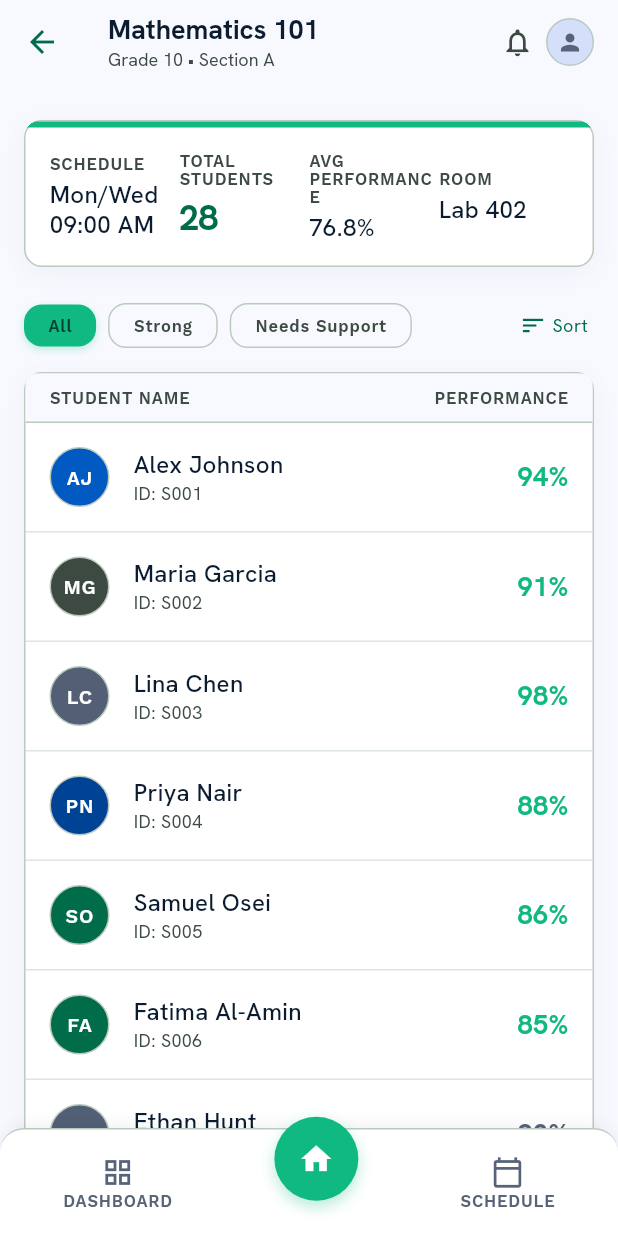
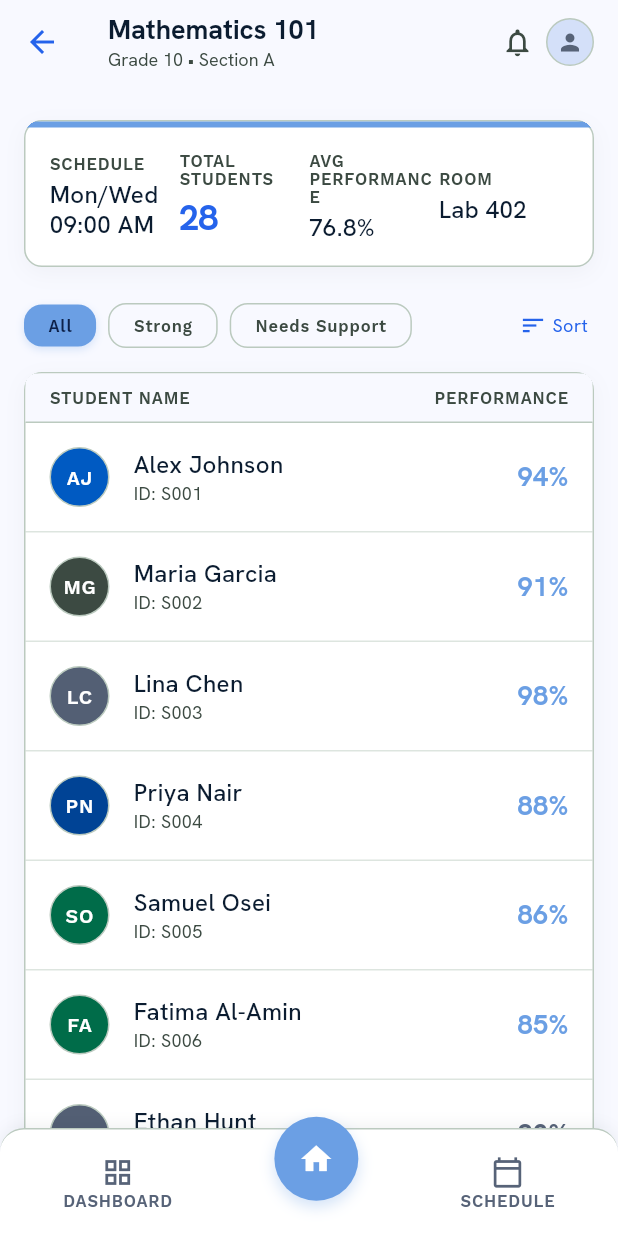
Before and after one commit to manula2004/exp-teacher, a Flutter app: the ClassDetailsScreen screen opened directly with sample values from the repository, on a phone screen of 412 x 824 dp. Run offline on Flutter 3.47's test engine with Material 3 defaults, Android fonts, the phone set to English and light mode, and no system bars; our stand-ins replace google_fonts.

Commit message:
changed accent color to blue

```diff
--- a/lib/theme/app_colors.dart
+++ b/lib/theme/app_colors.dart
@@ -25,19 +25,19 @@ class AppColors {
   static const Color onSurfaceVariant = Color(0xFF3C4A42);
   static const Color onSecondaryContainer = Color(0xFF576378);
 
-  // Primary (dark green) — used for back-button, links, "View All" text
-  static const Color primary = Color(0xFF006C49);
+  // Primary (deep blue) — used for back-button, links, "View All" text
+  static const Color primary = Color(0xFF2563EB);
   static const Color onPrimary = Color(0xFFFFFFFF);
 
-  // Primary Container (emerald) — FAB, active chip, strong-performance text
-  static const Color primaryContainer = Color(0xFF10B981);
-  static const Color onPrimaryContainer = Color(0xFF00422B);
+  // Primary Container (cornflower blue) — FAB, active chip, strong-performance text
+  static const Color primaryContainer = Color(0xFF6B9FE4);
+  static const Color onPrimaryContainer = Color(0xFF0D2149);
 
   // Primary fixed shades
-  static const Color primaryFixed = Color(0xFF6FFBBE);
-  static const Color primaryFixedDim = Color(0xFF4EDEA3);
-  static const Color onPrimaryFixed = Color(0xFF002113);
-  static const Color onPrimaryFixedVariant = Color(0xFF005236);
+  static const Color primaryFixed = Color(0xFFBFDBFE);
+  static const Color primaryFixedDim = Color(0xFF93C5FD);
+  static const Color onPrimaryFixed = Color(0xFF0A1929);
+  static const Color onPrimaryFixedVariant = Color(0xFF1E3A8A);
 
   // Secondary
   static const Color secondary = Color(0xFF535F74);
@@ -69,15 +69,15 @@ class AppColors {
   static const Color onErrorContainer = Color(0xFF93000A);
 
   // Surface tint
-  static const Color surfaceTint = Color(0xFF006C49);
+  static const Color surfaceTint = Color(0xFF2563EB);
 
   // Inverse
   static const Color inverseSurface = Color(0xFF213145);
   static const Color inverseOnSurface = Color(0xFFEAF1FF);
-  static const Color inversePrimary = Color(0xFF4EDEA3);
+  static const Color inversePrimary = Color(0xFF93C5FD);
 
   // ── Semantic aliases used for performance colouring ──
-  /// Strong performance (≥85%) — emerald
+  /// Strong performance (≥85%) — cornflower blue
   static const Color performanceStrong = primaryContainer;
 
   /// Mid performance (70–84%) — muted neutral
--- a/lib/theme/app_theme.dart
+++ b/lib/theme/app_theme.dart
@@ -31,12 +31,12 @@ class AppTheme {
   ];
 
   static List<BoxShadow> get fabShadow => [
-    BoxShadow(
-      color: const Color(0xFF006C49).withValues(alpha: 0.20),
-      blurRadius: 24,
-      offset: const Offset(0, 8),
-    ),
-  ];
+        BoxShadow(
+          color: const Color(0xFF2563EB).withValues(alpha: 0.25),
+          blurRadius: 24,
+          offset: const Offset(0, 8),
+        ),
+      ];
 
   static ThemeData get lightTheme {
     final colorScheme = ColorScheme(
```
